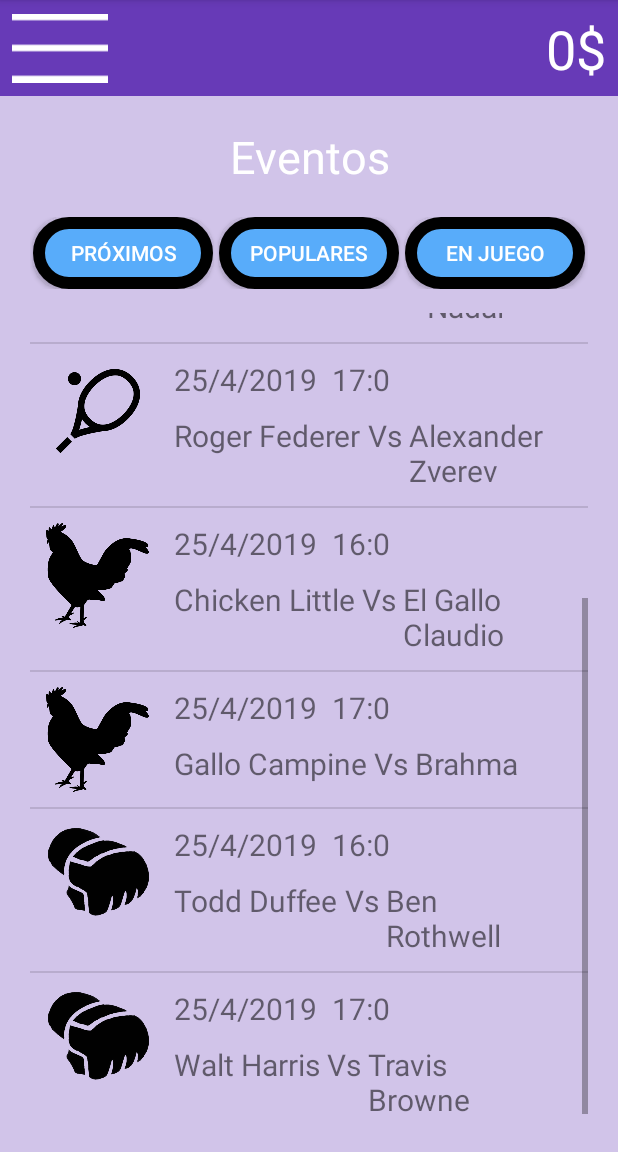
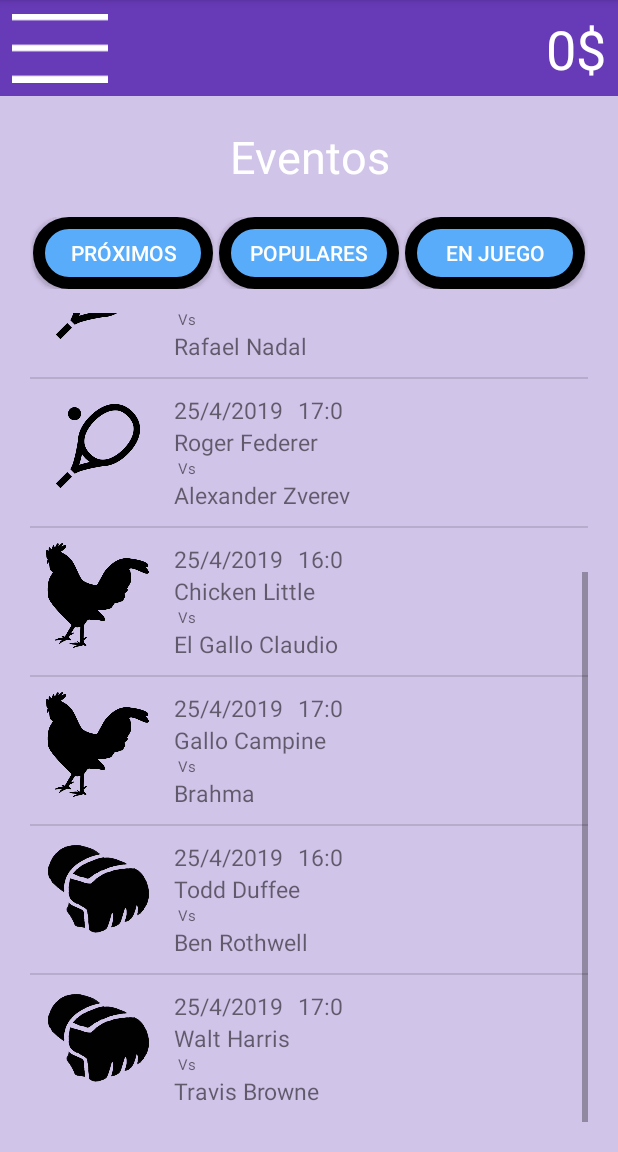
Before and after one commit to nico1017/testigos-bitcoin, an Android app: the MainMenuActivity screen opened directly, with no data from a screen before it, scrolled down 377 dp, on a phone screen of 412 x 824 dp, the part 84-1236 px from its top. Run offline under Robolectric (Android 15) with nearby library versions, the light colour scheme and no system bars.

Commit message:
Tamanos de eventos modificado

```diff
--- a/app/src/main/res/layout/layout_deportes.xml
+++ b/app/src/main/res/layout/layout_deportes.xml
@@ -27,39 +27,38 @@
                 android:layout_width="match_parent"
                 android:layout_height="wrap_content"
                 android:orientation="horizontal"
-                android:layout_alignParentTop="true"
-                android:layout_marginBottom="10dp">
+                android:layout_alignParentTop="true">
 
                 <TextView
                     android:id="@+id/dia"
                     android:layout_width="wrap_content"
                     android:layout_height="wrap_content"
-                    android:textSize="@dimen/title"/>
+                    android:textSize="15sp"/>
 
                 <TextView
                     android:id="@+id/mes"
                     android:layout_width="wrap_content"
                     android:layout_height="wrap_content"
-                    android:textSize="@dimen/title"/>
+                    android:textSize="15sp"/>
 
                 <TextView
                     android:id="@+id/anio"
                     android:layout_width="wrap_content"
                     android:layout_height="wrap_content"
-                    android:textSize="@dimen/title"/>
+                    android:textSize="15sp"/>
 
                 <TextView
                     android:layout_marginStart="10dp"
                     android:id="@+id/hora"
                     android:layout_width="wrap_content"
                     android:layout_height="wrap_content"
-                    android:textSize="@dimen/title"/>
+                    android:textSize="15sp"/>
 
                 <TextView
                     android:id="@+id/minutos"
                     android:layout_width="wrap_content"
                     android:layout_height="wrap_content"
-                    android:textSize="@dimen/title"/>
+                    android:textSize="15sp"/>
 
             </LinearLayout>
 
@@ -67,26 +66,27 @@
                 android:id="@+id/cont2"
                 android:layout_width="match_parent"
                 android:layout_height="wrap_content"
-                android:orientation="horizontal"
+                android:orientation="vertical"
                 android:layout_below="@+id/cont1">
 
                 <TextView
                     android:id="@+id/equipoA"
                     android:layout_width="wrap_content"
                     android:layout_height="wrap_content"
-                    android:textSize="@dimen/title"/>
+                    android:textSize="15sp"/>
 
                 <TextView
                     android:layout_width="wrap_content"
                     android:layout_height="wrap_content"
                     android:text=" Vs "
-                    android:textSize="@dimen/title"/>
+                    android:gravity="center"
+                    android:textSize="10sp"/>
 
                 <TextView
                     android:id="@+id/equipoB"
                     android:layout_width="wrap_content"
                     android:layout_height="wrap_content"
-                    android:textSize="@dimen/title"/>
+                    android:textSize="15sp"/>
 
             </LinearLayout>
         </RelativeLayout>
```
